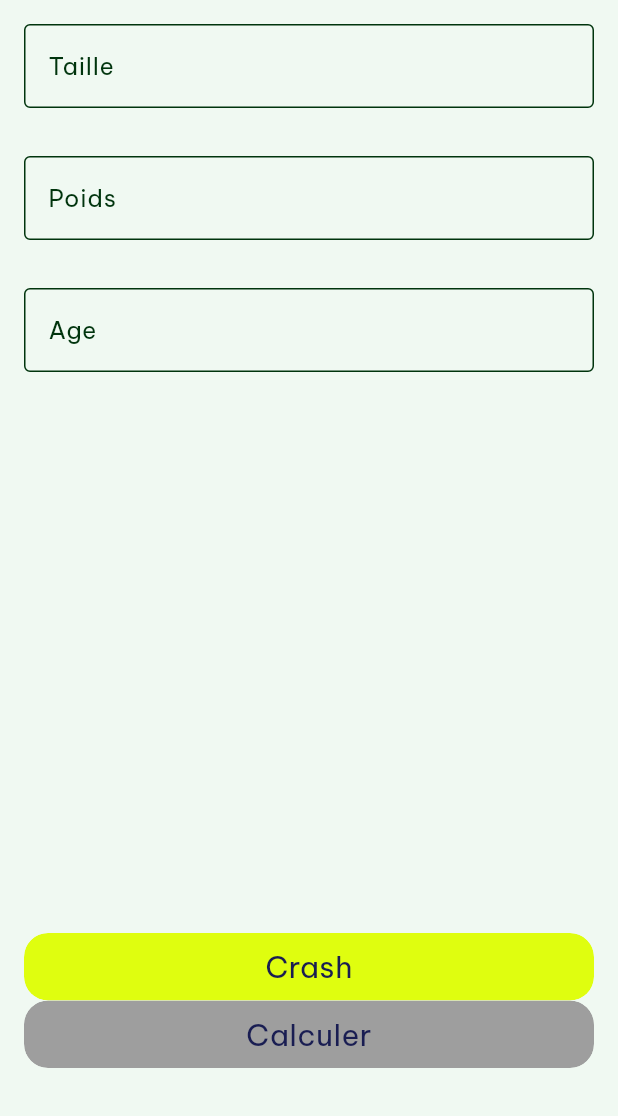
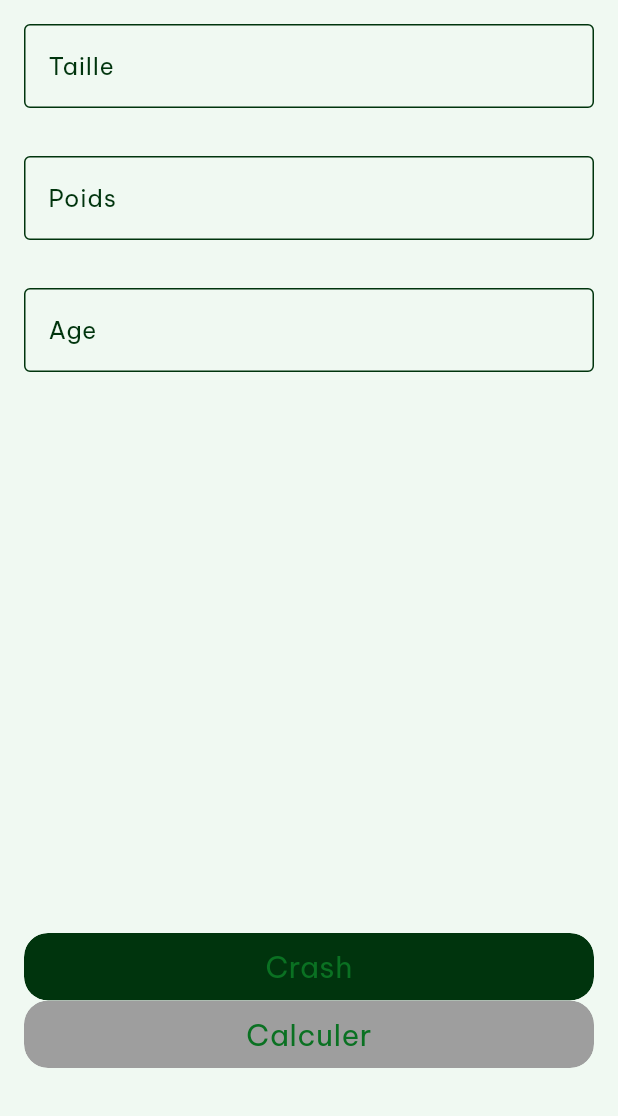
Before and after one commit to Xhya/kali, a Flutter app: the screen it shows after launch, on a phone screen of 412 x 824 dp, the part 120-1236 px from its top. Run offline on Flutter 3.47's test engine with Material 3 defaults, Android fonts, the phone set to English and light mode, and no system bars; our stand-ins replace flutter_secure_storage, internet_connection_checker_plus, loading_animation_widget, package_info_plus, syncfusion_flutter_gauges; missing offline and left inert: back_button_interceptor, bugsnag_flutter, dart_date.

Commit message:
update colors

```diff
--- a/lib/client/screens/Meals.screen.dart
+++ b/lib/client/screens/Meals.screen.dart
@@ -23,7 +23,7 @@ class _MealsScreenState extends State<MealsScreen> {
     return TitleScaffold(
       title: t("meal"),
       child: Scaffold(
-        backgroundColor: style.background.color2.color,
+        backgroundColor: style.background.greenTransparent.color,
         body: Container(
           height: MediaQuery.of(context).size.height,
           width: MediaQuery.of(context).size.width,
--- a/lib/client/widgets/CustomButton.widget.dart
+++ b/lib/client/widgets/CustomButton.widget.dart
@@ -52,8 +52,8 @@ class ButtonWidget extends StatelessWidget {
     switch (buttonType) {
       case ButtonTypeEnum.filled:
         backgroungColor =
-            isButtonDisabled ? Colors.grey : style.background.color5.color;
-        textColor = style.text.color3.color;
+            isButtonDisabled ? Colors.grey : style.background.greenDark.color;
+        textColor = style.text.green.color;
         borderColor = null;
       case ButtonTypeEnum.outline:
         backgroungColor = Colors.transparent;
--- a/lib/client/widgets/Gauge.widget.dart
+++ b/lib/client/widgets/Gauge.widget.dart
@@ -34,7 +34,7 @@ class _GaugeWidgetState extends State<GaugeWidget> {
       axisTrackStyle: LinearAxisTrackStyle(
         edgeStyle: LinearEdgeStyle.bothCurve,
         thickness: 15.0,
-        color: style.background.color3.color,
+        color: style.background.greenDark.color,
         borderColor: Colors.black,
       ),
       barPointers: [
--- a/lib/client/widgets/MainKaloriesCount.widget.dart
+++ b/lib/client/widgets/MainKaloriesCount.widget.dart
@@ -37,7 +37,7 @@ class _MainKaloriesCountWidgetState extends State<MainKaloriesCountWidget> {
           Text(
             "⚖️",
             textAlign: TextAlign.start,
-            style: style.text.color1
+            style: style.text.green
                 .merge(style.fontsize.md)
                 .merge(style.fontweight.bold),
           ),
--- a/lib/client/widgets/QuickAddMealButton.widget.dart
+++ b/lib/client/widgets/QuickAddMealButton.widget.dart
@@ -85,7 +85,7 @@ class _MealPeriodTagWidgetState extends State<QuickAddMealButtonWidget> {
           decoration: BoxDecoration(
             border: Border.all(color: style.border.color.color1.color!),
             borderRadius: const BorderRadius.all(Radius.circular(8)),
-            color: style.background.color2.color,
+            color: style.background.green.color,
           ),
           child: Row(
             mainAxisSize: MainAxisSize.min,
@@ -98,7 +98,7 @@ class _MealPeriodTagWidgetState extends State<QuickAddMealButtonWidget> {
               ),
               Text(
                 t("add_a_meal"),
-                style: style.text.color2.merge(style.fontsize.md),
+                style: style.text.green.merge(style.fontsize.md),
               ),
             ],
           ),
--- a/lib/client/widgets/RegisterBanner.widget.dart
+++ b/lib/client/widgets/RegisterBanner.widget.dart
@@ -16,7 +16,7 @@ class _RegisterBannerWidgetState extends State<RegisterBannerWidget> {
   Widget build(BuildContext context) {
     return Container(
       padding: const EdgeInsets.symmetric(horizontal: 16, vertical: 10),
-      color: style.background.color5.color,
+      color: style.background.greenLight.color,
       child: Row(
         crossAxisAlignment: CrossAxisAlignment.start,
         children: [
--- a/lib/main.dart
+++ b/lib/main.dart
@@ -67,7 +67,7 @@ class App extends StatelessWidget {
       theme: ThemeData(
         fontFamily: 'BeVietnamPro',
         colorScheme: ColorScheme.fromSeed(
-          seedColor: style.background.color1.color!,
+          seedColor: style.background.green.color!,
         ),
       ),
       home: AsyncInitWidget(
```
Also changed, not shown: lib/client/Style.service.dart (+1 -20 lines).
